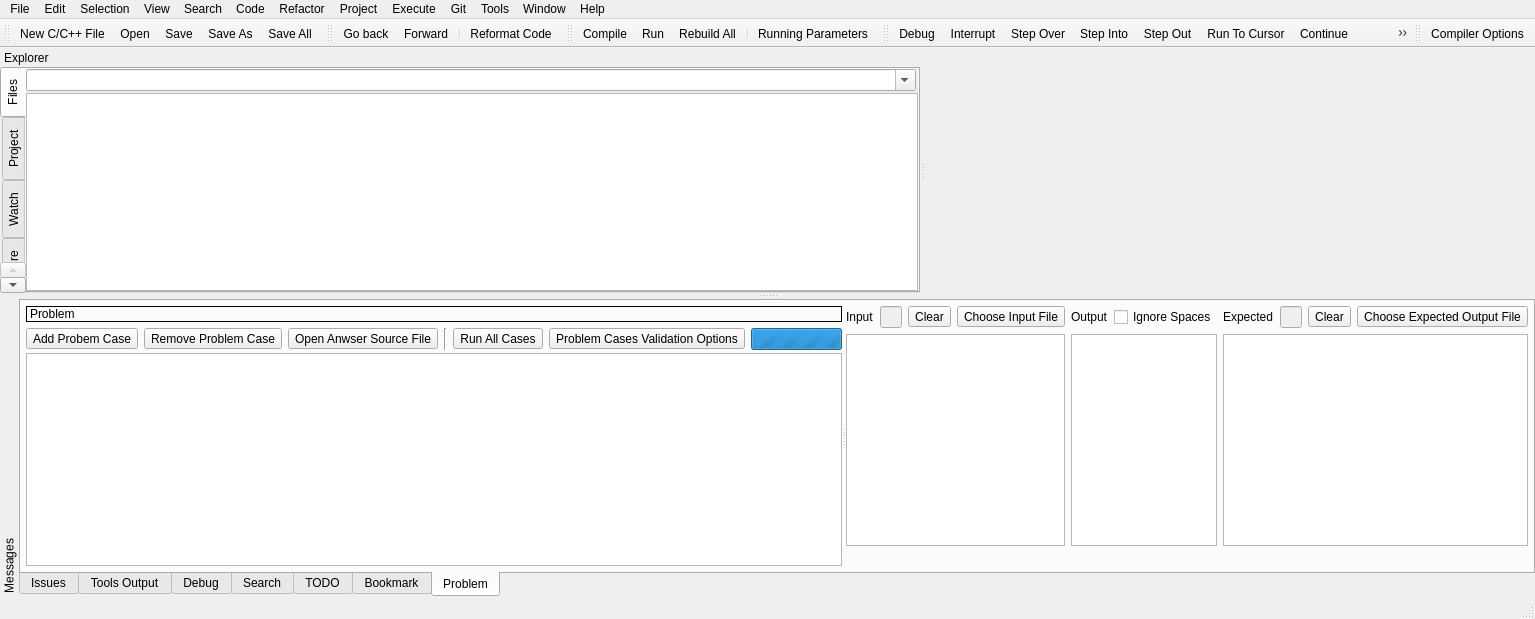
Above: RedPandaIDE/mainwindow.ui from royqh1979/RedPanda-CPP before the change. Below: the same form after it.
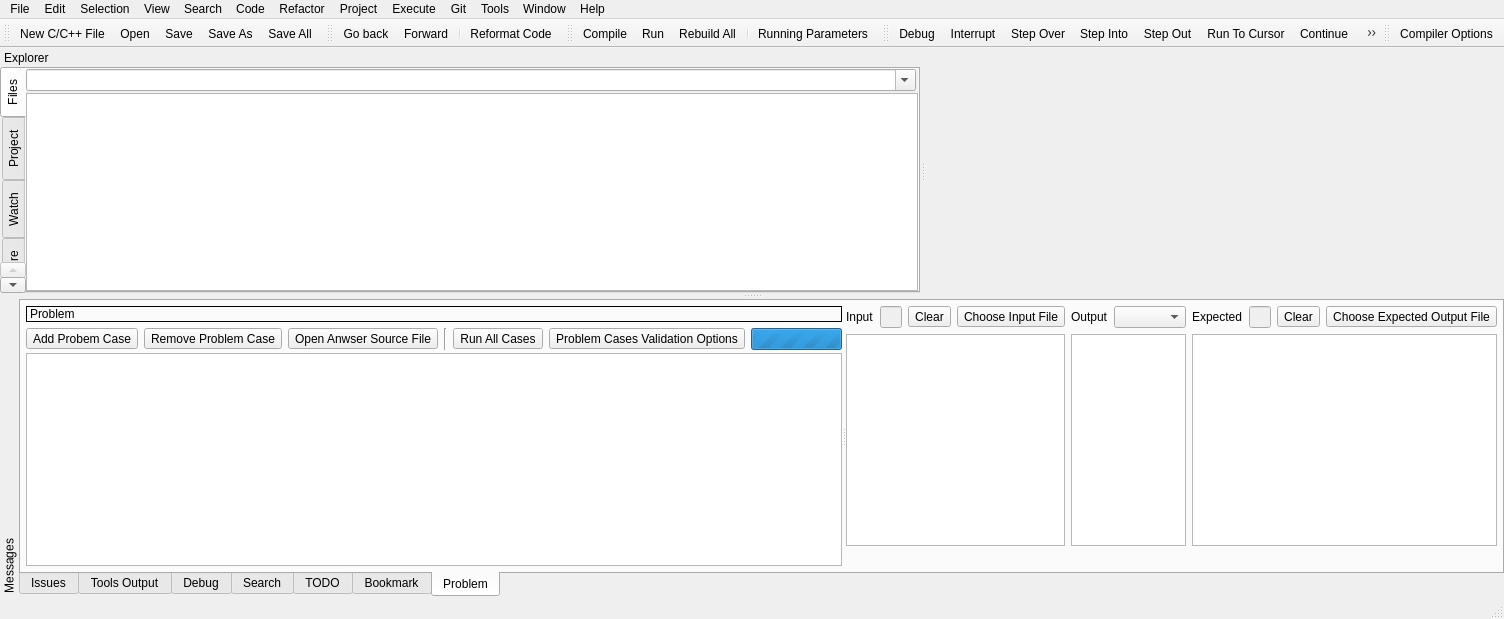
That is the form after the change. The open tabs and pages were chosen to show the change. Icons and pictures are not drawn. Custom widgets are drawn as their Qt base class.

Commit message: - enhancement: 3 compare mode for problem cases.

```diff
--- a/RedPandaIDE/mainwindow.ui
+++ b/RedPandaIDE/mainwindow.ui
@@ -2060,11 +2060,7 @@
               </spacer>
              </item>
              <item>
-              <widget class="QCheckBox" name="chkIgnoreSpaces">
-               <property name="text">
-                <string>Ignore Spaces</string>
-               </property>
-              </widget>
+              <widget class="QComboBox" name="cbProblemCaseValidateType"/>
              </item>
             </layout>
            </widget>
```
Left out of the diff: 2 changed lines with no effect on the pictures. The commit also changes 15 other files.
